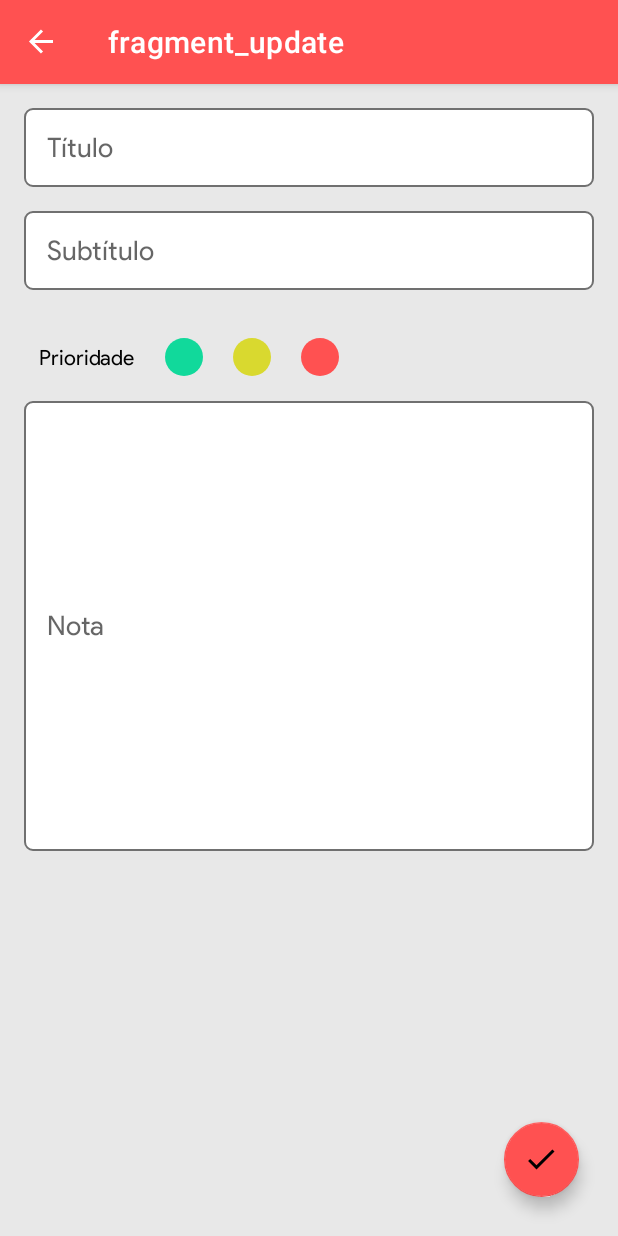
After one commit to raquelvaladao/BlocodeNotas, an Android app: the UpdateFragment screen opened through its navigation route, on a phone screen of 412 x 824 dp. The commit adds this screen. Run offline under Robolectric (Android 15) with nearby library versions, the phone set to English and light mode, and no system bars; our stand-ins replace Room's generated code, data binding, navigation-ui.

Commit message:
menu and update notes implementation

```diff
--- /dev/null
+++ b/app/src/main/java/com/raquel/blocodenotas/UpdateFragment.kt
@@ -0,0 +1,57 @@
+package com.raquel.blocodenotas
+
+import android.os.Bundle
+import androidx.fragment.app.Fragment
+import android.view.LayoutInflater
+import android.view.View
+import android.view.ViewGroup
+
+// TODO: Rename parameter arguments, choose names that match
+// the fragment initialization parameters, e.g. ARG_ITEM_NUMBER
+private const val ARG_PARAM1 = "param1"
+private const val ARG_PARAM2 = "param2"
+
+/**
+ * A simple [Fragment] subclass.
+ * Use the [UpdateFragment.newInstance] factory method to
+ * create an instance of this fragment.
+ */
+class UpdateFragment : Fragment() {
+    // TODO: Rename and change types of parameters
+    private var param1: String? = null
+    private var param2: String? = null
+
+    override fun onCreate(savedInstanceState: Bundle?) {
+        super.onCreate(savedInstanceState)
+        arguments?.let {
+            param1 = it.getString(ARG_PARAM1)
+            param2 = it.getString(ARG_PARAM2)
+        }
+    }
+
+    override fun onCreateView(inflater: LayoutInflater, container: ViewGroup?,
+                              savedInstanceState: Bundle?): View? {
+        // Inflate the layout for this fragment
+        return inflater.inflate(R.layout.fragment_update, container, false)
+    }
+
+    companion object {
+        /**
+         * Use this factory method to create a new instance of
+         * this fragment using the provided parameters.
+         *
+         * @param param1 Parameter 1.
+         * @param param2 Parameter 2.
+         * @return A new instance of fragment UpdateFragment.
+         */
+        // TODO: Rename and change types and number of parameters
+        @JvmStatic
+        fun newInstance(param1: String, param2: String) =
+                UpdateFragment().apply {
+                    arguments = Bundle().apply {
+                        putString(ARG_PARAM1, param1)
+                        putString(ARG_PARAM2, param2)
+                    }
+                }
+    }
+}
--- a/app/src/main/java/com/raquel/blocodenotas/fragments/ListFragment.kt
+++ b/app/src/main/java/com/raquel/blocodenotas/fragments/ListFragment.kt
@@ -1,14 +1,13 @@
 package com.raquel.blocodenotas.fragments
 
 import android.os.Bundle
+import android.view.*
 import androidx.fragment.app.Fragment
-import android.view.LayoutInflater
-import android.view.View
-import android.view.ViewGroup
 import androidx.fragment.app.ListFragment
 import androidx.lifecycle.Observer
 import androidx.lifecycle.ViewModelProvider
 import androidx.navigation.fragment.findNavController
+import androidx.recyclerview.widget.GridLayoutManager
 import androidx.recyclerview.widget.LinearLayoutManager
 import com.raquel.blocodenotas.R
 import com.raquel.blocodenotas.data.UserViewModel
@@ -31,7 +30,7 @@ class ListFragment : Fragment() {
         val adapter = ListAdapter()
         val recyclerView = binding.notesRecyclerView
         recyclerView.adapter = adapter
-        recyclerView.layoutManager = LinearLayoutManager(requireContext())
+        recyclerView.layoutManager = GridLayoutManager(requireActivity(), 2)
 
         //USERVIEWMODEL
         mUserViewModel = ViewModelProvider(this).get(UserViewModel::class.java)
@@ -41,7 +40,16 @@ class ListFragment : Fragment() {
             findNavController().navigate(R.id.action_listFragment3_to_notesFragment)
         }
 
+        binding.listLayout.setOnClickListener {
+            findNavController().navigate(R.id.action_listFragment3_to_updateFragment)
+        }
+
+        setHasOptionsMenu(true)
+
         return view
     }
 
+    override fun onCreateOptionsMenu(menu: Menu, inflater: MenuInflater) {
+        inflater.inflate(R.menu.list_fragment_menu, menu)
+    }
 }
--- /dev/null
+++ b/app/src/main/res/drawable/ic_baseline_search_24.xml
@@ -0,0 +1,10 @@
+<vector xmlns:android="http://schemas.android.com/apk/res/android"
+    android:width="24dp"
+    android:height="24dp"
+    android:viewportWidth="24"
+    android:viewportHeight="24"
+    android:tint="?attr/colorControlNormal">
+  <path
+      android:fillColor="@android:color/white"
+      android:pathData="M15.5,14h-0.79l-0.28,-0.27C15.41,12.59 16,11.11 16,9.5 16,5.91 13.09,3 9.5,3S3,5.91 3,9.5 5.91,16 9.5,16c1.61,0 3.09,-0.59 4.23,-1.57l0.27,0.28v0.79l5,4.99L20.49,19l-4.99,-5zM9.5,14C7.01,14 5,11.99 5,9.5S7.01,5 9.5,5 14,7.01 14,9.5 11.99,14 9.5,14z"/>
+</vector>
--- a/app/src/main/res/layout/fragment_list.xml
+++ b/app/src/main/res/layout/fragment_list.xml
@@ -5,11 +5,12 @@
     android:layout_width="match_parent"
     android:layout_height="match_parent"
     android:background="@color/light_grey"
-    tools:context=".MainActivity">
+    tools:context=".MainActivity"
+    android:id="@+id/listLayout">
 
     <androidx.recyclerview.widget.RecyclerView
         android:id="@+id/notesRecyclerView"
-        android:layout_width="wrap_content"
+        android:layout_width="match_parent"
         android:layout_height="wrap_content"/>
 
     <com.google.android.material.floatingactionbutton.FloatingActionButton
--- /dev/null
+++ b/app/src/main/res/layout/fragment_update.xml
@@ -0,0 +1,114 @@
+<?xml version="1.0" encoding="utf-8"?>
+<layout xmlns:android="http://schemas.android.com/apk/res/android"
+    xmlns:app="http://schemas.android.com/apk/res-auto">
+
+
+    <RelativeLayout
+        android:layout_width="match_parent"
+        android:layout_height="match_parent"
+        android:background="@color/light_grey"
+        android:orientation="vertical">
+
+        <LinearLayout
+            android:layout_width="match_parent"
+            android:layout_height="match_parent"
+            android:orientation="vertical">
+
+            <EditText
+                android:id="@+id/titleEditText"
+                android:layout_width="match_parent"
+                android:layout_height="wrap_content"
+                android:layout_marginStart="16dp"
+                android:layout_marginLeft="16dp"
+                android:layout_marginTop="16dp"
+                android:layout_marginEnd="16dp"
+                android:layout_marginRight="16dp"
+                android:background="@drawable/edit_text_back"
+                android:fontFamily="@font/product_sans_regular"
+                android:hint="Título"
+                android:padding="15dp" />
+
+            <EditText
+                android:id="@+id/update_subtitleEditText"
+                android:layout_width="match_parent"
+                android:layout_height="wrap_content"
+                android:layout_marginStart="16dp"
+                android:layout_marginLeft="16dp"
+                android:layout_marginTop="16dp"
+                android:layout_marginEnd="16dp"
+                android:layout_marginRight="16dp"
+                android:background="@drawable/edit_text_back"
+                android:fontFamily="@font/product_sans_regular"
+                android:hint="Subtítulo"
+                android:padding="15dp" />
+
+            <LinearLayout
+                android:layout_width="match_parent"
+                android:layout_height="58dp"
+                android:layout_marginLeft="16dp"
+                android:layout_marginTop="16dp"
+                android:layout_marginEnd="16dp"
+                android:layout_marginStart="16dp"
+                android:orientation="horizontal"
+                android:gravity="center_vertical">
+
+                <TextView
+                    android:layout_width="wrap_content"
+                    android:layout_height="wrap_content"
+                    android:layout_marginLeft="10dp"
+                    android:layout_marginRight="10dp"
+                    android:textColor="@color/black"
+                    android:fontFamily="@font/product_sans_regular"
+                    android:text="Prioridade" />
+
+                <ImageView
+                    android:id="@+id/update_greenButton"
+                    android:layout_width="25dp"
+                    android:layout_height="25dp"
+                    android:layout_margin="10dp"
+                    android:background="@drawable/green_shape" />
+
+                <ImageView
+                    android:id="@+id/update_yellowButton"
+                    android:layout_width="25dp"
+                    android:layout_height="25dp"
+                    android:layout_margin="10dp"
+                    android:background="@drawable/yellow_shape" />
+
+                <ImageView
+                    android:id="@+id/update_redButton"
+                    android:layout_width="25dp"
+                    android:layout_height="25dp"
+                    android:layout_margin="10dp"
+                    android:background="@drawable/red_shape" />
+
+            </LinearLayout>
+
+            <EditText
+                android:id="@+id/update_notesEditText"
+                android:layout_width="match_parent"
+                android:layout_height="300dp"
+                android:layout_marginStart="16dp"
+                android:layout_marginLeft="16dp"
+                android:layout_marginEnd="16dp"
+                android:layout_marginRight="16dp"
+                android:background="@drawable/edit_text_back"
+                android:fontFamily="@font/product_sans_regular"
+                android:hint="Nota"
+                android:padding="15dp" />
+
+        </LinearLayout>
+
+        <com.google.android.material.floatingactionbutton.FloatingActionButton
+            android:id="@+id/updateButton"
+            android:layout_width="50dp"
+            android:layout_height="50dp"
+            android:layout_margin="26dp"
+            android:layout_alignParentBottom="true"
+            android:layout_alignParentRight="true"
+            android:backgroundTint="@color/red"
+            android:src="@drawable/ic_baseline_done_24"
+            app:fabCustomSize="50dp" />
+
+    </RelativeLayout>
+</layout>
--- /dev/null
+++ b/app/src/main/res/menu/list_fragment_menu.xml
@@ -0,0 +1,32 @@
+<?xml version="1.0" encoding="utf-8"?>
+<menu xmlns:android="http://schemas.android.com/apk/res/android"
+    xmlns:app="http://schemas.android.com/apk/res-auto">
+    <item android:id="@+id/menu_search"
+        android:title="Buscar"
+        android:icon="@drawable/ic_baseline_search_24"
+        android:iconTint="@color/white"
+        app:showAsAction="ifRoom"
+        app:actionViewClass="androidx.appcompat.widget.SearchView" />
+
+    <group android:checkableBehavior="single">
+        <item
+           android:id="@+id/menu_sortBy"
+           android:title="@string/ordenar_por"/>
+            <menu>
+                <item
+                    android:id="@+id/menu_priority_high"
+                    android:title="Prioridade alta"/>
+                <item
+                    android:id="@+id/menu_priority_medium"
+                    android:title="Prioridade média"/>
+                <item
+                    android:id="@+id/menu_priority_low"
+                    android:title="Prioridade baixa"/>
+            </menu>
+    </group>
+
+    <item
+        android:id="@+id/delete_all"
+        android:title="Deletar tudo"
+        app:showAsAction="never"/>
+</menu>
--- a/app/src/main/res/navigation/my_nav.xml
+++ b/app/src/main/res/navigation/my_nav.xml
@@ -12,6 +12,9 @@
         <action
             android:id="@+id/action_listFragment3_to_notesFragment"
             app:destination="@id/notesFragment" />
+        <action
+            android:id="@+id/action_listFragment3_to_updateFragment"
+            app:destination="@id/updateFragment" />
     </fragment>
     <fragment
         android:id="@+id/notesFragment"
@@ -22,4 +25,13 @@
             android:id="@+id/action_notesFragment_to_listFragment3"
             app:destination="@id/listFragment3" />
     </fragment>
+    <fragment
+        android:id="@+id/updateFragment"
+        android:name="com.raquel.blocodenotas.UpdateFragment"
+        android:label="fragment_update"
+        tools:layout="@layout/fragment_update" >
+        <action
+            android:id="@+id/action_updateFragment_to_listFragment3"
+            app:destination="@id/listFragment3" />
+    </fragment>
 </navigation>
--- a/app/src/main/res/values/strings.xml
+++ b/app/src/main/res/values/strings.xml
@@ -3,4 +3,5 @@
     <string name="newNotesButton" />
     <!-- TODO: Remove or change this placeholder text -->
     <string name="hello_blank_fragment">Hello blank fragment</string>
+    <string name="ordenar_por">Ordenar_por</string>
 </resources>
```
